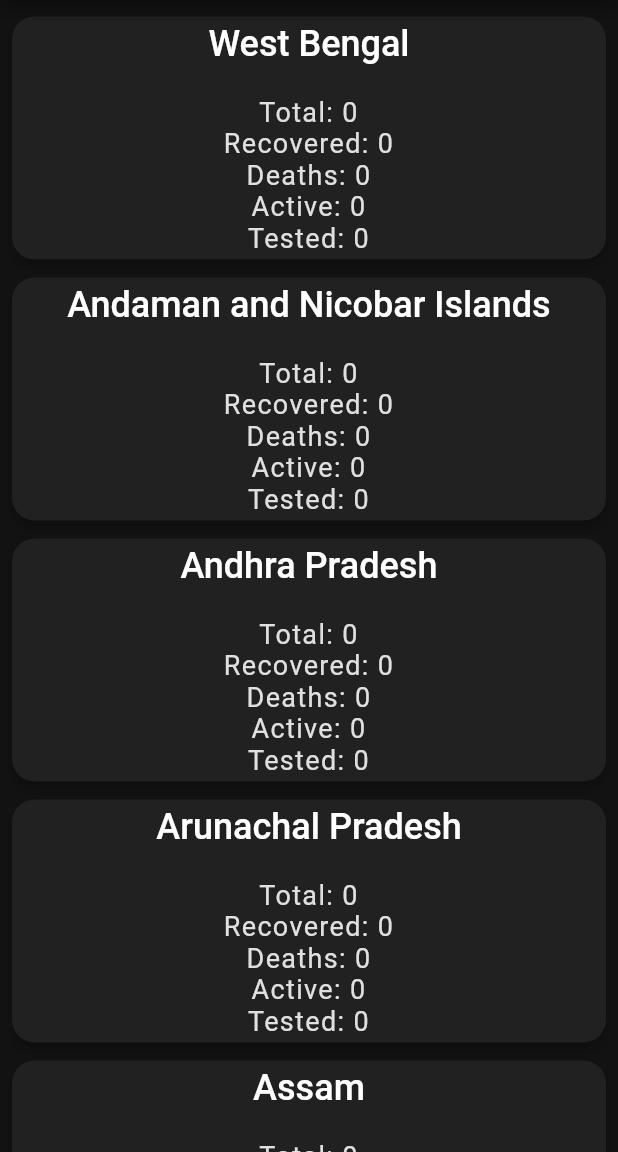
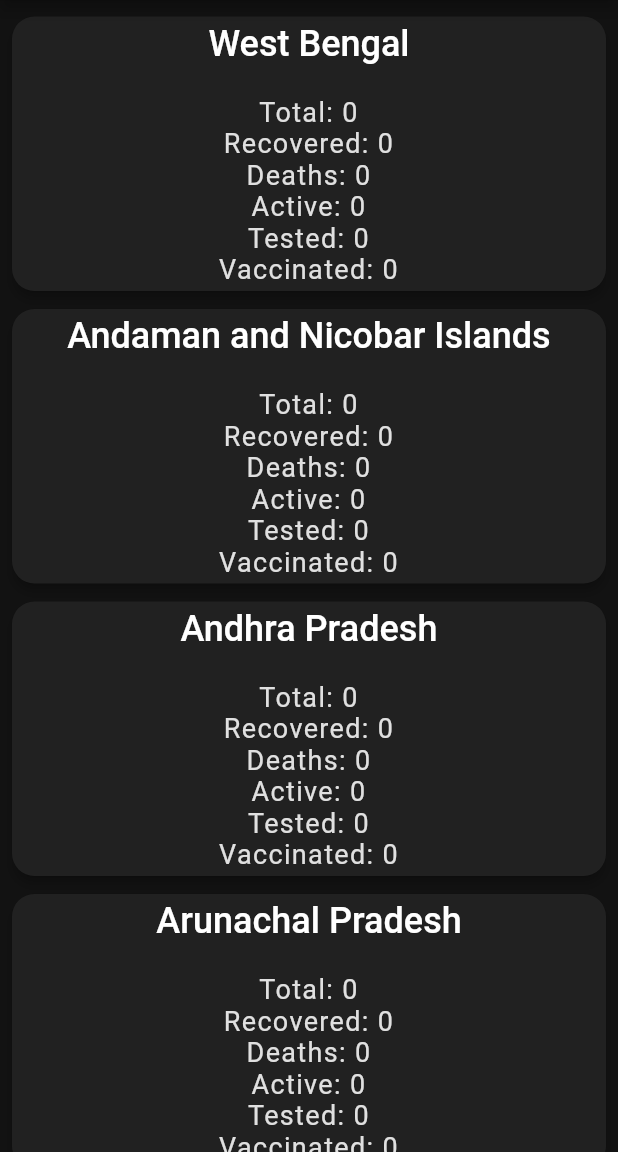
Before and after one commit to rounakb10/covid19_india_flutter, a Flutter app: the HomeScreen screen opened directly with empty values, after a tap on the "sort by alpha" icon, on a phone screen of 412 x 824 dp, the part 84-1236 px from its top. Run offline on Flutter 3.47's test engine with Material 2 defaults, Android fonts, the phone set to English and light mode, and no system bars; drawn by our look-alikes of liquid_pull_to_refresh; our stand-ins replace flutter_spinkit, flutter_staggered_animations, shared_preferences; missing offline and left inert: morpheus, shared_preferences_web; accounts and stored records are empty; network calls fail; statements that could not run were skipped.

Commit message:
april-2021

```diff
--- a/lib/Models/alldata_model.dart
+++ b/lib/Models/alldata_model.dart
@@ -1,6 +1,6 @@
 import '../Utilities/networking.dart';
 
-const url = 'https://api.covid19india.org/v3/data.json';
+const url = 'https://api.covid19india.org/v4/data.json';
 
 class AllDataModel {
   Future<dynamic> getData() async {
--- a/lib/Models/dailydata_model.dart
+++ b/lib/Models/dailydata_model.dart
@@ -1,6 +1,5 @@
 import '../Utilities/networking.dart';
 
-//const url = 'https://api.covid19india.org/states_daily.json';
 const url = 'https://api.covid19india.org/states_daily.json';
 
 class DailyDataModel {
--- a/lib/Screens/district_screen.dart
+++ b/lib/Screens/district_screen.dart
@@ -130,15 +130,12 @@ class _DistrictScreenState extends State<DistrictScreen> {
     return Scaffold(
       appBar: AppBar(
         centerTitle: true,
-        title: Hero(
-          tag: 'stateName' + _index,
-          child: Material(
-            color: Colors.transparent,
-            child: Text(
-              stateName,
-              style: TextStyle(fontSize: 22),
-              textAlign: TextAlign.center,
-            ),
+        title: Material(
+          color: Colors.transparent,
+          child: Text(
+            stateName,
+            style: TextStyle(fontSize: 22),
+            textAlign: TextAlign.center,
           ),
         ),
       ),
--- a/lib/Screens/home_screen.dart
+++ b/lib/Screens/home_screen.dart
@@ -25,9 +25,10 @@ class _HomeScreenState extends State<HomeScreen> {
   List<int> discharged;
   List<int> total;
   List<int> tested;
+  List<int> vaccinated;
   List<String> stateName;
 
-  List<int> overall = new List(5);
+  List<int> overall = new List(6);
   List<int> daily = new List(4);
   bool isSortedByTotal = false;
   //StateModel model = StateModel();
@@ -59,6 +60,7 @@ class _HomeScreenState extends State<HomeScreen> {
       discharged = new List(size);
       stateName = new List(size);
       tested = new List(size);
+      vaccinated = new List(size);
 
       for (int i = 0; i < size; i++) {
         try {
@@ -98,18 +100,28 @@ class _HomeScreenState extends State<HomeScreen> {
           tested[i] = 0;
         }
 
+        try {
+          vaccinated[i] = allData[getStateCodeFromIndex(i)]['total']
+                  ['vaccinated']
+              .toDouble()
+              .toInt();
+        } catch (e) {
+          print(e);
+          vaccinated[i] = 0;
+        }
+
         stateName[i] = getStateNameFromCode(getStateCodeFromIndex(i));
       }
-
+      overall[0] = allData['TT']['total']['confirmed'].toDouble().toInt();
       overall[1] = allData['TT']['total']['recovered'].toDouble().toInt();
       overall[2] = allData['TT']['total']['deceased'].toDouble().toInt();
-      overall[0] = allData['TT']['total']['confirmed'].toDouble().toInt();
+      overall[3] = overall[0] - overall[1] - overall[2];
       overall[4] = allData['TT']['total']['tested'].toDouble().toInt();
-      overall[3] = overall[0] - overall[1] - overall[2];
+      overall[5] = allData['TT']['total']['vaccinated'].toDouble().toInt();
 
+      daily[0] = allData['TT']['delta']['confirmed'].toDouble().toInt();
       daily[1] = allData['TT']['delta']['recovered'].toDouble().toInt();
       daily[2] = allData['TT']['delta']['deceased'].toDouble().toInt();
-      daily[0] = allData['TT']['delta']['confirmed'].toDouble().toInt();
       daily[3] = daily[0] - daily[1] - daily[2];
     });
   }
@@ -281,8 +293,11 @@ class _HomeScreenState extends State<HomeScreen> {
                             '\nActive: ' +
                             (total[index] - discharged[index] - deaths[index])
                                 .toString() +
+                            getDelta('active', index) +
                             '\nTested: ' +
-                            tested[index].toString(),
+                            tested[index].toString() +
+                            '\nVaccinated: ' +
+                            vaccinated[index].toString(),
                         style: TextStyle(
                           fontSize: 18,
                           color: subtitleText,
@@ -318,13 +333,16 @@ class _HomeScreenState extends State<HomeScreen> {
         onRefresh: () async {
           await refreshHome(context, 1);
         },
-        child: ListView.builder(
+        child: GridView.builder(
+          gridDelegate:
+              SliverGridDelegateWithFixedCrossAxisCount(crossAxisCount: 2),
           //physics: BouncingScrollPhysics(),
           itemCount: overall.length,
           itemBuilder: (context, index) {
-            return AnimationConfiguration.staggeredList(
+            return AnimationConfiguration.staggeredGrid(
               position: index,
               duration: const Duration(milliseconds: 310),
+              columnCount: 2,
               child: SlideAnimation(
                 verticalOffset: 50.0,
                 child: FadeInAnimation(
@@ -333,30 +351,37 @@ class _HomeScreenState extends State<HomeScreen> {
                     shape: RoundedRectangleBorder(
                       borderRadius: BorderRadius.circular(15),
                     ),
-                    margin: index == 0
+                    margin: index == 0 || index == 1
                         ? EdgeInsets.only(
-                            left: 8.0, right: 8.0, top: 11.0, bottom: 6.0)
-                        : EdgeInsets.symmetric(horizontal: 8.0, vertical: 6.0),
+                            left: 6.0, right: 6.0, top: 16.0, bottom: 6.0)
+                        : EdgeInsets.symmetric(horizontal: 6.0, vertical: 8.0),
                     child: ListTile(
                       title: Text(
                         index == 0
-                            ? 'Total'
+                            ? '\nTotal'
                             : index == 1
-                                ? 'Recovered'
+                                ? '\nRecovered'
                                 : index == 2
-                                    ? 'Deaths'
-                                    : index == 3 ? 'Active' : 'Tested',
+                                    ? '\nDeaths'
+                                    : index == 3
+                                        ? '\nActive'
+                                        : index == 4
+                                            ? '\nTested'
+                                            : '\nVaccinated',
                         textAlign: TextAlign.center,
                         style: TextStyle(
                             fontSize: 24, fontWeight: FontWeight.w400),
                       ),
                       subtitle: Text(
-                        index == 3 || index == 4
-                            ? overall[index].toString()
-                            : overall[index].toString() +
-                                ' (+' +
-                                daily[index].toString() +
-                                ')',
+                        index == 3
+                            ? '\n' + overall[index].toString()
+                            : index == 4 || index == 5
+                                ? '\n' + overall[index].toString()
+                                : '\n' +
+                                    overall[index].toString() +
+                                    ' (+' +
+                                    daily[index].toString() +
+                                    ')',
                         textAlign: TextAlign.center,
                         style: TextStyle(fontSize: 20, letterSpacing: 1.1),
                       ),
@@ -400,6 +425,21 @@ class _HomeScreenState extends State<HomeScreen> {
       typeNumber = 1;
     }
     try {
+      if (type == 'active') {
+        int act = int.parse(widget.dailyData['states_daily'][size - 3]
+                [getStateCodeFromName(stateName[index]).toLowerCase()]) -
+            int.parse(widget.dailyData['states_daily'][size - 2]
+                [getStateCodeFromName(stateName[index]).toLowerCase()]) -
+            int.parse(widget.dailyData['states_daily'][size - 1]
+                [getStateCodeFromName(stateName[index]).toLowerCase()]);
+        if (act > 0)
+          return '(+' + act.toString() + ')';
+        else if (act < 0)
+          return '(' + act.toString() + ')';
+        else
+          return '';
+      }
+
       if (getStateCodeFromName(stateName[index]) != null &&
           widget.dailyData['states_daily'][size - typeNumber]
                       [getStateCodeFromName(stateName[index]).toLowerCase()]
@@ -452,6 +492,10 @@ class _HomeScreenState extends State<HomeScreen> {
         int temp5 = tested[i];
         tested[i] = tested[j];
         tested[j] = temp5;
+
+        int temp6 = vaccinated[i];
+        vaccinated[i] = vaccinated[j];
+        vaccinated[j] = temp6;
       }
     }
 
@@ -474,6 +518,10 @@ class _HomeScreenState extends State<HomeScreen> {
     int temp5 = tested[i + 1];
     tested[i + 1] = tested[high];
     tested[high] = temp5;
+
+    int temp6 = vaccinated[i + 1];
+    vaccinated[i + 1] = vaccinated[high];
+    vaccinated[high] = temp6;
 
     return i + 1;
   }
@@ -511,6 +559,10 @@ class _HomeScreenState extends State<HomeScreen> {
         int temp5 = tested[i];
         tested[i] = tested[j];
         tested[j] = temp5;
+
+        int temp6 = vaccinated[i];
+        vaccinated[i] = vaccinated[j];
+        vaccinated[j] = temp6;
       }
     }
 
@@ -534,6 +586,10 @@ class _HomeScreenState extends State<HomeScreen> {
     tested[i + 1] = tested[high];
     tested[high] = temp5;
 
+    int temp6 = vaccinated[i + 1];
+    vaccinated[i + 1] = vaccinated[high];
+    vaccinated[high] = temp6;
+
     return i + 1;
   }
 }
--- a/lib/Screens/loading_screen.dart
+++ b/lib/Screens/loading_screen.dart
@@ -56,7 +56,7 @@ class _LoadingScreenState extends State<LoadingScreen> {
           SizedBox(
             height: 35,
           ),
-          SpinKitDoubleBounce(
+          SpinKitThreeBounce(
             color: spinnerColor,
             size: 40.0,
           ),
--- a/pubspec.yaml
+++ b/pubspec.yaml
@@ -2,7 +2,7 @@ name: covidindiaflutter
 description: A new Flutter application.
 
 publish_to: 'none'
-version: 1.1.7+17
+version: 1.1.8+18
 
 environment:
   sdk: ">=2.7.0 <3.0.0"
```
Also changed, not shown: lib/Models/district_model.dart (deleted, +0 -11 lines), lib/Models/state_model.dart (deleted, +0 -11 lines), 1 other file.
